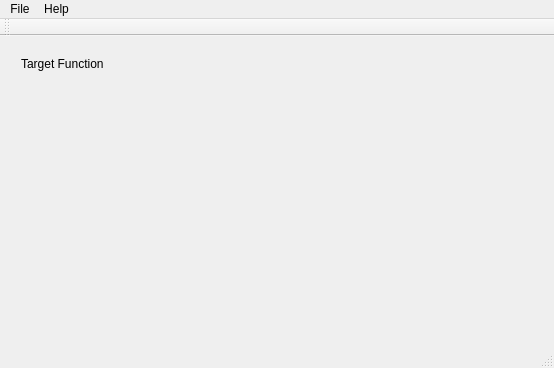
Qt form mainwindow.ui (aleax/simplex) before a commit.
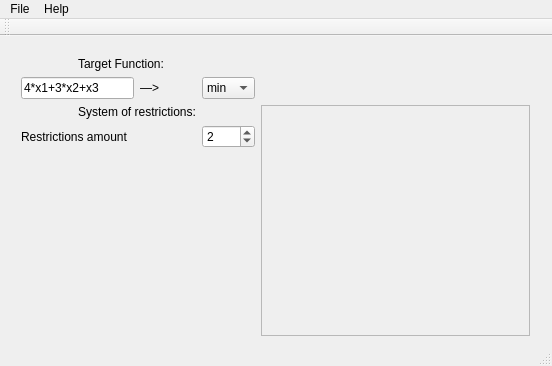
The same form after that commit.

```diff
--- a/mainwindow.ui
+++ b/mainwindow.ui
@@ -6,8 +6,8 @@
    <rect>
     <x>0</x>
     <y>0</y>
-    <width>554</width>
-    <height>368</height>
+    <width>552</width>
+    <height>366</height>
    </rect>
   </property>
   <property name="windowTitle">
@@ -24,14 +24,55 @@
      </rect>
     </property>
     <layout class="QGridLayout" name="gridLayout">
-     <item row="0" column="0">
-      <widget class="QLabel" name="label">
+     <item row="1" column="0" colspan="2">
+      <widget class="QLineEdit" name="inputTargetFunction">
        <property name="text">
-        <string>Target Function</string>
+        <string>4*x1+3*x2+x3</string>
        </property>
       </widget>
      </item>
-     <item row="1" column="0">
+     <item row="1" column="2">
+      <widget class="QLabel" name="label_2">
+       <property name="text">
+        <string>—&gt;</string>
+       </property>
+      </widget>
+     </item>
+     <item row="1" column="4">
+      <spacer name="horizontalSpacer">
+       <property name="orientation">
+        <enum>Qt::Horizontal</enum>
+       </property>
+       <property name="sizeHint" stdset="0">
+        <size>
+         <width>40</width>
+         <height>20</height>
+        </size>
+       </property>
+      </spacer>
+     </item>
+     <item row="1" column="3">
+      <widget class="QComboBox" name="inputTaskType">
+       <item>
+        <property name="text">
+         <string>min</string>
+        </property>
+       </item>
+       <item>
+        <property name="text">
+         <string>max</string>
+        </property>
+       </item>
+      </widget>
+     </item>
+     <item row="2" column="1" colspan="2">
+      <widget class="QLabel" name="label_3">
+       <property name="text">
+        <string>System of restrictions:</string>
+       </property>
+      </widget>
+     </item>
+     <item row="4" column="1">
       <spacer name="verticalSpacer">
        <property name="orientation">
         <enum>Qt::Vertical</enum>
@@ -44,6 +85,37 @@
        </property>
       </spacer>
      </item>
+     <item row="3" column="0" colspan="3">
+      <widget class="QLabel" name="label_4">
+       <property name="text">
+        <string>Restrictions amount</string>
+       </property>
+      </widget>
+     </item>
+     <item row="3" column="3">
+      <widget class="QSpinBox" name="inputRestrictionsAmount">
+       <property name="value">
+        <number>2</number>
+       </property>
+      </widget>
+     </item>
+     <item row="0" column="1" colspan="2">
+      <widget class="QLabel" name="label">
+       <property name="text">
+        <string>Target Function:</string>
+       </property>
+      </widget>
+     </item>
+     <item row="2" column="4" rowspan="3">
+      <widget class="QFrame" name="frame">
+       <property name="frameShape">
+        <enum>QFrame::StyledPanel</enum>
+       </property>
+       <property name="frameShadow">
+        <enum>QFrame::Raised</enum>
+       </property>
+      </widget>
+     </item>
     </layout>
    </widget>
   </widget>
@@ -52,7 +124,7 @@
     <rect>
      <x>0</x>
      <y>0</y>
-     <width>554</width>
+     <width>552</width>
      <height>23</height>
     </rect>
    </property>
```
